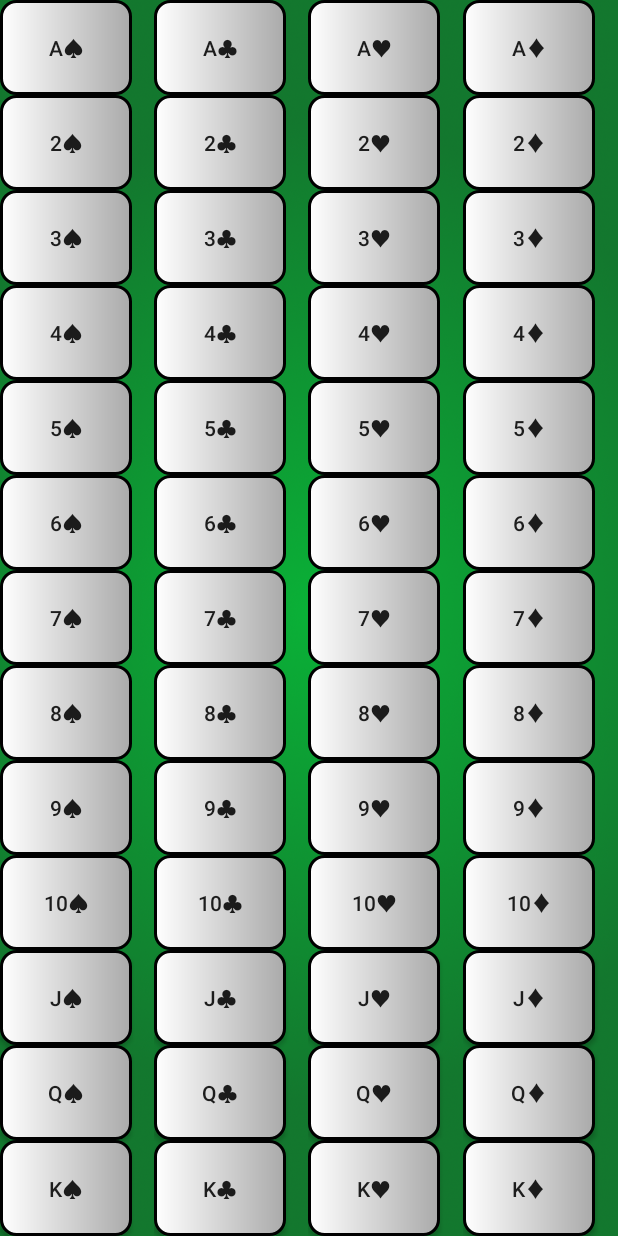
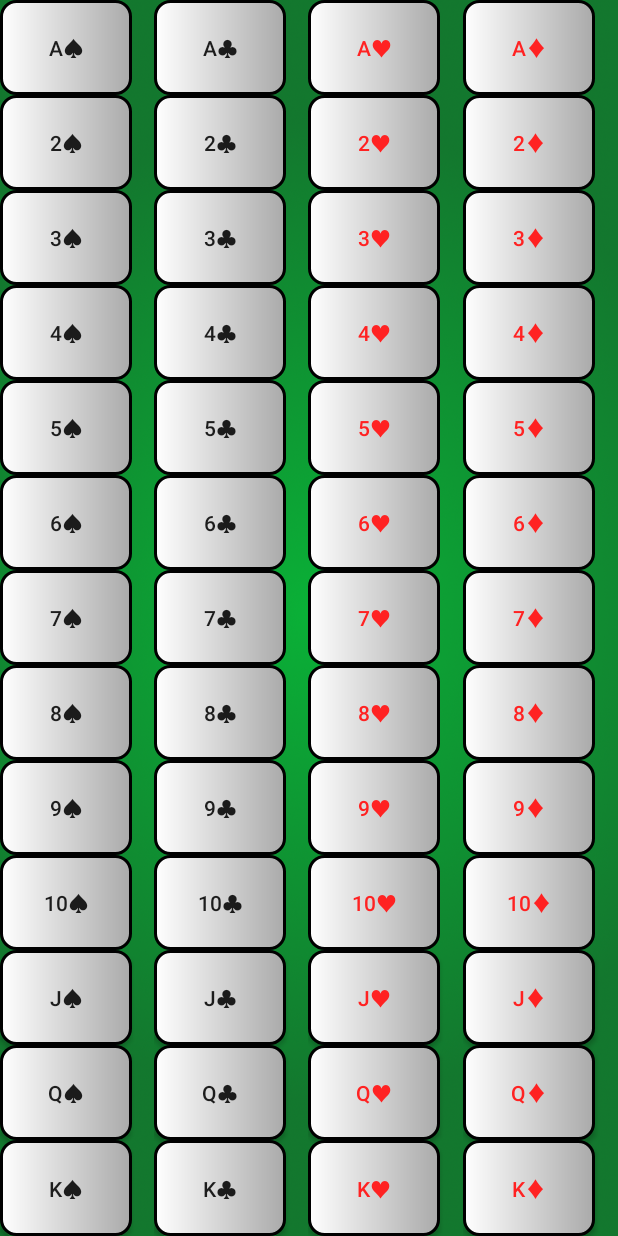
Before and after one commit to dsbrower/texas-holdem-calculator, an Android app: the CardSelection screen opened directly, with no data from a screen before it, on a phone screen of 412 x 824 dp. Run offline under Robolectric (Android 15) with nearby library versions, the phone set to English and light mode, and no system bars.

Commit message:
Added card selector logic and fixed straight check logic

```diff
--- a/app/src/main/java/org/duckdns/dbro94/texasholdemcalculator/activity/MainActivity.java
+++ b/app/src/main/java/org/duckdns/dbro94/texasholdemcalculator/activity/MainActivity.java
@@ -1,14 +1,11 @@
 package org.duckdns.dbro94.texasholdemcalculator.activity;
 
 import android.content.Intent;
-import android.media.Image;
 import android.support.v7.app.AppCompatActivity;
 import android.os.Bundle;
 import android.view.View;
 import android.widget.ImageView;
-import android.widget.TextView;
 
-import org.apache.commons.lang3.StringUtils;
 import org.duckdns.dbro94.texasholdemcalculator.R;
 
 public class MainActivity extends AppCompatActivity {
--- a/app/src/main/res/layout/activity_card_selection.xml
+++ b/app/src/main/res/layout/activity_card_selection.xml
@@ -27,7 +27,8 @@
                 android:paddingBottom="10dp"
                 android:paddingTop="10dp"
                 android:minHeight="0dp"
-                android:layout_weight="1"/>
+                android:layout_weight="1"
+                android:onClick="selectCard"/>
 
             <Button
                 android:id="@+id/twoS"
@@ -38,7 +39,8 @@
                 android:paddingBottom="10dp"
                 android:paddingTop="10dp"
                 android:minHeight="0dp"
-                android:layout_weight="1"/>
+                android:layout_weight="1"
+                android:onClick="selectCard"/>
 
             <Button
                 android:id="@+id/threeS"
@@ -49,7 +51,8 @@
                 android:paddingBottom="10dp"
                 android:paddingTop="10dp"
                 android:minHeight="0dp"
-                android:layout_weight="1"/>
+                android:layout_weight="1"
+                android:onClick="selectCard"/>
 
             <Button
                 android:id="@+id/fourS"
@@ -60,7 +63,8 @@
                 android:paddingBottom="10dp"
                 android:paddingTop="10dp"
                 android:minHeight="0dp"
-                android:layout_weight="1"/>
+                android:layout_weight="1"
+                android:onClick="selectCard"/>
 
             <Button
                 android:id="@+id/fiveS"
@@ -71,7 +75,8 @@
                 android:paddingBottom="10dp"
                 android:paddingTop="10dp"
                 android:minHeight="0dp"
-                android:layout_weight="1"/>
+                android:layout_weight="1"
+                android:onClick="selectCard"/>
 
             <Button
                 android:id="@+id/sixS"
@@ -82,7 +87,8 @@
                 android:paddingBottom="10dp"
                 android:paddingTop="10dp"
                 android:minHeight="0dp"
-                android:layout_weight="1"/>
+                android:layout_weight="1"
+                android:onClick="selectCard"/>
 
             <Button
                 android:id="@+id/sevenS"
@@ -93,7 +99,8 @@
                 android:paddingBottom="10dp"
                 android:paddingTop="10dp"
                 android:minHeight="0dp"
-                android:layout_weight="1"/>
+                android:layout_weight="1"
+                android:onClick="selectCard"/>
 
             <Button
                 android:id="@+id/eightS"
@@ -104,7 +111,8 @@
                 android:paddingBottom="10dp"
                 android:paddingTop="10dp"
                 android:minHeight="0dp"
-                android:layout_weight="1"/>
+                android:layout_weight="1"
+                android:onClick="selectCard"/>
 
             <Button
                 android:id="@+id/nineS"
@@ -115,7 +123,8 @@
                 android:paddingBottom="10dp"
                 android:paddingTop="10dp"
                 android:minHeight="0dp"
-                android:layout_weight="1"/>
+                android:layout_weight="1"
+                android:onClick="selectCard"/>
 
             <Button
                 android:id="@+id/tenS"
@@ -126,7 +135,8 @@
                 android:paddingBottom="10dp"
                 android:paddingTop="10dp"
                 android:minHeight="0dp"
-                android:layout_weight="1"/>
+                android:layout_weight="1"
+                android:onClick="selectCard"/>
 
             <Button
                 android:id="@+id/jackS"
@@ -137,7 +147,8 @@
                 android:paddingBottom="10dp"
                 android:paddingTop="10dp"
                 android:minHeight="0dp"
-                android:layout_weight="1"/>
+                android:layout_weight="1"
+                android:onClick="selectCard"/>
 
             <Button
                 android:id="@+id/queenS"
@@ -148,7 +159,8 @@
                 android:paddingBottom="10dp"
                 android:paddingTop="10dp"
                 android:minHeight="0dp"
-                android:layout_weight="1"/>
+                android:layout_weight="1"
+                android:onClick="selectCard"/>
 
             <Button
                 android:id="@+id/kingS"
@@ -159,7 +171,8 @@
                 android:paddingBottom="10dp"
                 android:paddingTop="10dp"
                 android:minHeight="0dp"
-                android:layout_weight="1"/>
+                android:layout_weight="1"
+                android:onClick="selectCard"/>
 
         </LinearLayout>
 
@@ -178,7 +191,8 @@
                 android:paddingBottom="10dp"
                 android:paddingTop="10dp"
                 android:minHeight="0dp"
-                android:layout_weight="1"/>
+                android:layout_weight="1"
+                android:onClick="selectCard"/>
 
             <Button
                 android:id="@+id/twoC"
@@ -189,7 +203,8 @@
                 android:paddingBottom="10dp"
                 android:paddingTop="10dp"
                 android:minHeight="0dp"
-                android:layout_weight="1"/>
+                android:layout_weight="1"
+                android:onClick="selectCard"/>
 
             <Button
                 android:id="@+id/threeC"
@@ -200,7 +215,8 @@
                 android:paddingBottom="10dp"
                 android:paddingTop="10dp"
                 android:minHeight="0dp"
-                android:layout_weight="1"/>
+                android:layout_weight="1"
+                android:onClick="selectCard"/>
 
             <Button
                 android:id="@+id/fourC"
@@ -211,7 +227,8 @@
                 android:paddingBottom="10dp"
                 android:paddingTop="10dp"
                 android:minHeight="0dp"
-                android:layout_weight="1"/>
+                android:layout_weight="1"
+                android:onClick="selectCard"/>
 
             <Button
                 android:id="@+id/fiveC"
@@ -222,7 +239,8 @@
                 android:paddingBottom="10dp"
                 android:paddingTop="10dp"
                 android:minHeight="0dp"
-                android:layout_weight="1"/>
+                android:layout_weight="1"
+                android:onClick="selectCard"/>
 
             <Button
                 android:id="@+id/sixC"
@@ -233,7 +251,8 @@
                 android:paddingBottom="10dp"
                 android:paddingTop="10dp"
                 android:minHeight="0dp"
-                android:layout_weight="1"/>
+                android:layout_weight="1"
+                android:onClick="selectCard"/>
 
             <Button
                 android:id="@+id/sevenC"
@@ -244,7 +263,8 @@
                 android:paddingBottom="10dp"
                 android:paddingTop="10dp"
                 android:minHeight="0dp"
-                android:layout_weight="1"/>
+                android:layout_weight="1"
+                android:onClick="selectCard"/>
 
             <Button
                 android:id="@+id/eightC"
@@ -255,7 +275,8 @@
                 android:paddingBottom="10dp"
                 android:paddingTop="10dp"
                 android:minHeight="0dp"
-                android:layout_weight="1"/>
+                android:layout_weight="1"
+                android:onClick="selectCard"/>
 
             <Button
                 android:id="@+id/nineC"
@@ -266,7 +287,8 @@
                 android:paddingBottom="10dp"
                 android:paddingTop="10dp"
                 android:minHeight="0dp"
-                android:layout_weight="1"/>
+                android:layout_weight="1"
+                android:onClick="selectCard"/>
 
             <Button
                 android:id="@+id/tenC"
@@ -277,7 +299,8 @@
                 android:paddingBottom="10dp"
                 android:paddingTop="10dp"
                 android:minHeight="0dp"
-                android:layout_weight="1"/>
+                android:layout_weight="1"
+                android:onClick="selectCard"/>
 
             <Button
                 android:id="@+id/jackC"
@@ -288,7 +311,8 @@
                 android:paddingBottom="10dp"
                 android:paddingTop="10dp"
                 android:minHeight="0dp"
-                android:layout_weight="1"/>
+                android:layout_weight="1"
+                android:onClick="selectCard"/>
 
             <Button
                 android:id="@+id/queenC"
@@ -299,7 +323,8 @@
                 android:paddingBottom="10dp"
                 android:paddingTop="10dp"
                 android:minHeight="0dp"
-                android:layout_weight="1"/>
+                android:layout_weight="1"
+                android:onClick="selectCard"/>
 
             <Button
                 android:id="@+id/kingC"
@@ -310,7 +335,8 @@
                 android:paddingBottom="10dp"
                 android:paddingTop="10dp"
                 android:minHeight="0dp"
-                android:layout_weight="1"/>
+                android:layout_weight="1"
+                android:onClick="selectCard"/>
 
         </LinearLayout>
 
@@ -331,7 +357,8 @@
                 android:paddingTop="10dp"
                 android:minHeight="0dp"
                 android:layout_weight="1"
-                android:textColor="@android:color/red"/>
+                android:textColor="@color/red"
+                android:onClick="selectCard"/>
 
             <Button
                 android:id="@+id/twoH"
@@ -343,7 +370,8 @@
                 android:paddingTop="10dp"
                 android:minHeight="0dp"
                 android:layout_weight="1"
-                android:textColor="@android:color/red"/>
+                android:textColor="@color/red"
+                android:onClick="selectCard"/>
 
             <Button
                 android:id="@+id/threeH"
@@ -355,7 +383,8 @@
                 android:paddingTop="10dp"
                 android:minHeight="0dp"
                 android:layout_weight="1"
-                android:textColor="@android:color/red"/>
+                android:textColor="@color/red"
+                android:onClick="selectCard"/>
 
             <Button
                 android:id="@+id/fourH"
@@ -367,7 +396,8 @@
                 android:paddingTop="10dp"
                 android:minHeight="0dp"
                 android:layout_weight="1"
-                android:textColor="@android:color/red"/>
+                android:textColor="@color/red"
+                android:onClick="selectCard"/>
 
             <Button
                 android:id="@+id/fiveH"
@@ -379,7 +409,8 @@
                 android:paddingTop="10dp"
                 android:minHeight="0dp"
                 android:layout_weight="1"
-                android:textColor="@android:color/red"/>
+                android:textColor="@color/red"
+                android:onClick="selectCard"/>
 
             <Button
                 android:id="@+id/sixH"
@@ -391,7 +422,8 @@
                 android:paddingTop="10dp"
                 android:minHeight="0dp"
                 android:layout_weight="1"
-                android:textColor="@android:color/red"/>
+                android:textColor="@color/red"
+                android:onClick="selectCard"/>
 
             <Button
                 android:id="@+id/sevenH"
@@ -403,7 +435,8 @@
                 android:paddingTop="10dp"
                 android:minHeight="0dp"
                 android:layout_weight="1"
-                android:textColor="@android:color/red"/>
+                android:textColor="@color/red"
+                android:onClick="selectCard"/>
 
             <Button
                 android:id="@+id/eightH"
@@ -415,7 +448,8 @@
                 android:paddingTop="10dp"
                 android:minHeight="0dp"
                 android:layout_weight="1"
-                android:textColor="@android:color/red"/>
+                android:textColor="@color/red"
+                android:onClick="selectCard"/>
 
             <Button
                 android:id="@+id/nineH"
@@ -427,7 +461,8 @@
                 android:paddingTop="10dp"
                 android:minHeight="0dp"
                 android:layout_weight="1"
-                android:textColor="@android:color/red"/>
+                android:textColor="@color/red"
+                android:onClick="selectCard"/>
 
             <Button
                 android:id="@+id/tenH"
@@ -439,7 +474,8 @@
                 android:paddingTop="10dp"
                 android:minHeight="0dp"
                 android:layout_weight="1"
-                android:textColor="@android:color/red"/>
+                android:textColor="@color/red"
+                android:onClick="selectCard"/>
 
             <Button
                 android:id="@+id/jackH"
@@ -451,7 +487,8 @@
                 android:paddingTop="10dp"
                 android:minHeight="0dp"
                 android:layout_weight="1"
-                android:textColor="@android:color/red"/>
+                android:textColor="@color/red"
+                android:onClick="selectCard"/>
 
             <Button
                 android:id="@+id/queenH"
@@ -463,7 +500,8 @@
                 android:paddingTop="10dp"
                 android:minHeight="0dp"
                 android:layout_weight="1"
-                android:textColor="@android:color/red"/>
+                android:textColor="@color/red"
+                android:onClick="selectCard"/>
 
             <Button
                 android:id="@+id/kingH"
@@ -475,7 +513,8 @@
                 android:paddingTop="10dp"
                 android:minHeight="0dp"
                 android:layout_weight="1"
-                android:textColor="@android:color/red"/>
+                android:textColor="@color/red"
+                android:onClick="selectCard"/>
 
         </LinearLayout>
 
@@ -495,7 +534,8 @@
                 android:paddingTop="10dp"
                 android:minHeight="0dp"
                 android:layout_weight="1"
-                android:textColor="@android:color/red"/>
+                android:textColor="@color/red"
+                android:onClick="selectCard"/>
 
             <Button
                 android:id="@+id/twoD"
@@ -507,7 +547,8 @@
                 android:paddingTop="10dp"
                 android:minHeight="0dp"
                 android:layout_weight="1"
-                android:textColor="@android:color/red"/>
+                android:textColor="@color/red"
+                android:onClick="selectCard"/>
 
             <Button
                 android:id="@+id/threeD"
@@ -519,7 +560,8 @@
                 android:paddingTop="10dp"
                 android:minHeight="0dp"
                 android:layout_weight="1"
-                android:textColor="@android:color/red"/>
+                android:textColor="@color/red"
+                android:onClick="selectCard"/>
 
             <Button
                 android:id="@+id/fourD"
@@ -531,7 +573,8 @@
                 android:paddingTop="10dp"
                 android:minHeight="0dp"
                 android:layout_weight="1"
-                android:textColor="@android:color/red"/>
+                android:textColor="@color/red"
+                android:onClick="selectCard"/>
 
             <Button
                 android:id="@+id/fiveD"
@@ -543,7 +586,8 @@
                 android:paddingTop="10dp"
                 android:minHeight="0dp"
                 android:layout_weight="1"
-                android:textColor="@android:color/red"/>
+                android:textColor="@color/red"
+                android:onClick="selectCard"/>
 
             <Button
                 android:id="@+id/sixD"
@@ -555,7 +599,8 @@
                 android:paddingTop="10dp"
                 android:minHeight="0dp"
                 android:layout_weight="1"
-                android:textColor="@android:color/red"/>
+                android:textColor="@color/red"
+                android:onClick="selectCard"/>
 
             <Button
                 android:id="@+id/sevenD"
@@ -567,7 +612,8 @@
                 android:paddingTop="10dp"
                 android:minHeight="0dp"
                 android:layout_weight="1"
-                android:textColor="@android:color/red"/>
+                android:textColor="@color/red"
+                android:onClick="selectCard"/>
 
             <Button
                 android:id="@+id/eightD"
@@ -579,7 +625,8 @@
                 android:paddingTop="10dp"
                 android:minHeight="0dp"
                 android:layout_weight="1"
-                android:textColor="@android:color/red"/>
+                android:textColor="@color/red"
+                android:onClick="selectCard"/>
 
             <Button
                 android:id="@+id/nineD"
@@ -591,7 +638,8 @@
                 android:paddingTop="10dp"
                 android:minHeight="0dp"
                 android:layout_weight="1"
-                android:textColor="@android:color/red"/>
+                android:textColor="@color/red"
+                android:onClick="selectCard"/>
 
             <Button
                 android:id="@+id/tenD"
@@ -603,7 +651,8 @@
                 android:paddingTop="10dp"
                 android:minHeight="0dp"
                 android:layout_weight="1"
-                android:textColor="@android:color/red"/>
+                android:textColor="@color/red"
+                android:onClick="selectCard"/>
 
             <Button
                 android:id="@+id/jackD"
@@ -615,7 +664,8 @@
                 android:paddingTop="10dp"
                 android:minHeight="0dp"
                 android:layout_weight="1"
-                android:textColor="@android:color/red"/>
+                android:textColor="@color/red"
+                android:onClick="selectCard"/>
 
             <Button
                 android:id="@+id/queenD"
@@ -627,7 +677,8 @@
                 android:paddingTop="10dp"
                 android:minHeight="0dp"
                 android:layout_weight="1"
-                android:textColor="@android:color/red"/>
+                android:textColor="@color/red"
+                android:onClick="selectCard"/>
 
             <Button
                 android:id="@+id/kingD"
@@ -639,7 +690,8 @@
                 android:paddingTop="10dp"
                 android:minHeight="0dp"
                 android:layout_weight="1"
-                android:textColor="@android:color/red"/>
+                android:textColor="@color/red"
+                android:onClick="selectCard"/>
 
         </LinearLayout>
 
--- a/app/src/main/res/values/colors.xml
+++ b/app/src/main/res/values/colors.xml
@@ -4,4 +4,5 @@
     <color name="colorPrimaryDark">#12772d</color>
     <color name="colorAccent">#735411</color>
     <color name="text">#000000</color>
+    <color name="red">#FF2222</color>
 </resources>
```
Also changed, not shown: app/src/main/java/org/duckdns/dbro94/texasholdemcalculator/activity/CardSelection.java (+12 -0 lines), app/src/main/java/org/duckdns/dbro94/texasholdemcalculator/activity/Simulation.java (+81 -5 lines), app/src/main/java/org/duckdns/dbro94/texasholdemcalculator/util/CardMapper.java (+52 -52 lines), app/src/main/java/org/duckdns/dbro94/texasholdemcalculator/util/HandEvaluator.java (+45 -11 lines), app/src/main/res/layout/activity_simulation.xml (+22 -15 lines), 1 other file.
